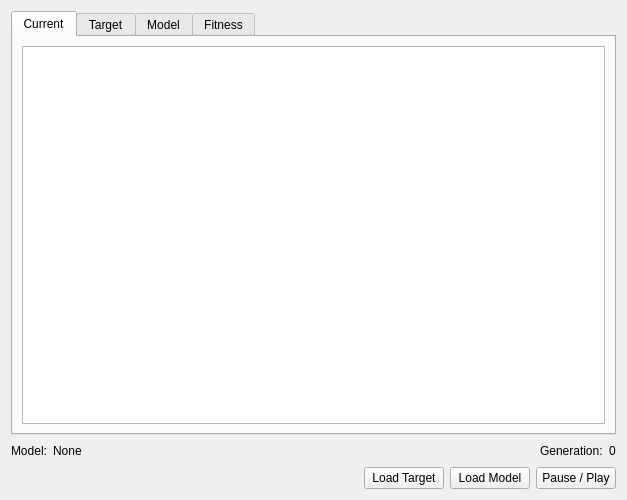
First picture: the form in main.ui, repository ralsina/evoluto, before the edit.
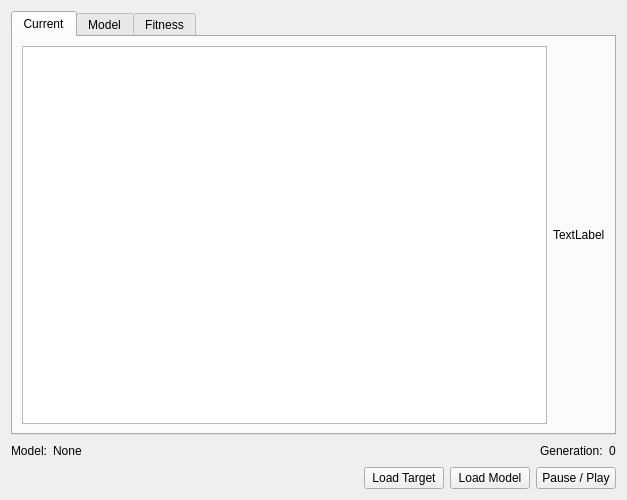
Second picture: the form after the edit. The open tabs and pages were chosen to show the change.

Commit message: make it 2x faster

The edit to the form file:
```diff
--- a/main.ui
+++ b/main.ui
@@ -23,17 +23,17 @@
       <attribute name="title">
        <string>Current</string>
       </attribute>
-      <layout class="QVBoxLayout" name="verticalLayout_2">
+      <layout class="QHBoxLayout" name="horizontalLayout_6">
        <item>
-        <widget class="QGraphicsView" name="view"/>
+        <widget class="QGraphicsView" name="view">
+         <property name="verticalScrollBarPolicy">
+          <enum>Qt::ScrollBarAlwaysOff</enum>
+         </property>
+         <property name="horizontalScrollBarPolicy">
+          <enum>Qt::ScrollBarAlwaysOff</enum>
+         </property>
+        </widget>
        </item>
-      </layout>
-     </widget>
-     <widget class="QWidget" name="Target">
-      <attribute name="title">
-       <string>Target</string>
-      </attribute>
-      <layout class="QVBoxLayout" name="verticalLayout">
        <item>
         <widget class="QLabel" name="picture">
          <property name="text">
```
Left out of the diff: 2 changed lines with no effect on the pictures. The commit also changes 2 other files.
